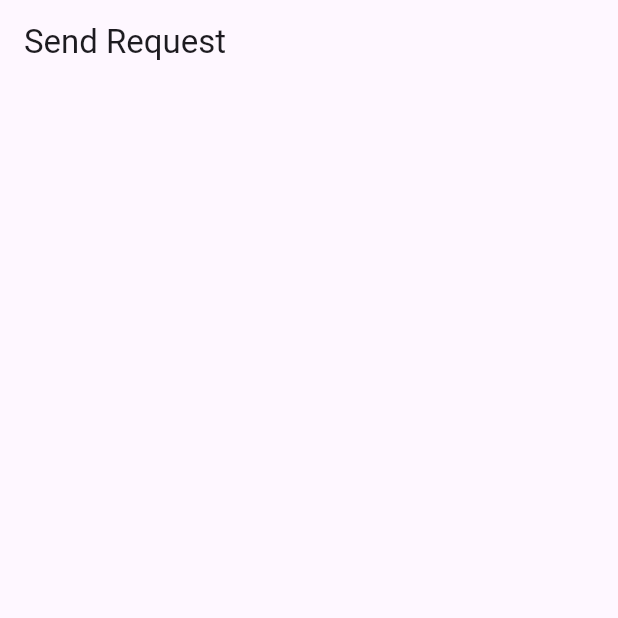
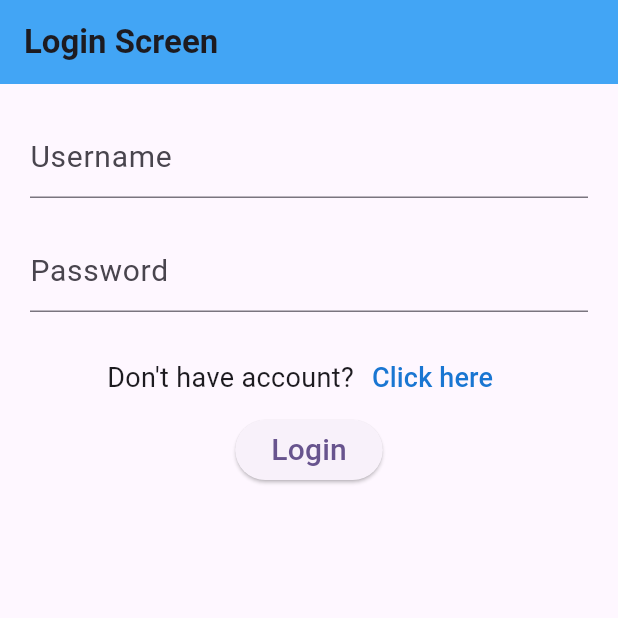
Before and after one commit to hoangchitrung/helpdesk-support-request-management, a Flutter app: the screen it shows after launch, on a phone screen of 412 x 824 dp, the top half of it. Run offline on Flutter 3.47's test engine with Material 3 defaults, Android fonts, the phone set to English and light mode, and no system bars; our stand-ins replace firebase_core; accounts and stored records are empty.

Commit message:
[add] login page just simple version

```diff
--- a/src/lib/main.dart
+++ b/src/lib/main.dart
@@ -1,4 +1,5 @@
 import 'package:flutter/material.dart';
+import 'package:src/screens/auth/login_screen.dart';
 import 'package:src/screens/send_request_screen.dart';
 import 'package:firebase_core/firebase_core.dart';
 import 'firebase_options.dart';
@@ -18,7 +19,7 @@ class MyApp extends StatelessWidget {
     return MaterialApp(
       title: 'Flutter Demo',
       theme: ThemeData(colorScheme: .fromSeed(seedColor: Colors.deepPurple)),
-      home: const SendRequestScreen(),
+      home: const LoginScreen(),
     );
   }
 }
--- /dev/null
+++ b/src/lib/screens/auth/login_screen.dart
@@ -0,0 +1,78 @@
+import 'package:flutter/material.dart';
+import 'package:src/screens/auth/register_screen.dart';
+
+class LoginScreen extends StatefulWidget {
+  const LoginScreen({super.key});
+
+  @override
+  State<LoginScreen> createState() {
+    return _LoginScreenState();
+  }
+}
+
+class _LoginScreenState extends State<LoginScreen> {
+  TextEditingController _usernameInputController = TextEditingController();
+  TextEditingController _passwordInputController = TextEditingController();
+
+  @override
+  void dispose() {
+    _usernameInputController.dispose();
+    super.dispose();
+  }
+
+  @override
+  Widget build(BuildContext context) {
+    return Scaffold(
+      appBar: AppBar(
+        title: Text(
+          "Login Screen",
+          style: TextStyle(fontWeight: FontWeight.bold),
+        ),
+        backgroundColor: Colors.blue[400],
+      ),
+      body: Padding(
+        padding: EdgeInsets.all(20),
+        child: Column(
+          children: [
+            TextField(
+              controller: _usernameInputController,
+              decoration: InputDecoration(
+                label: Text("Username", style: TextStyle(fontSize: 20)),
+              ),
+            ),
+            SizedBox(height: 20),
+            TextField(
+              controller: _passwordInputController,
+              decoration: InputDecoration(
+                label: Text("Password", style: TextStyle(fontSize: 20)),
+              ),
+            ),
+            SizedBox(height: 20),
+            Row(
+              mainAxisAlignment: MainAxisAlignment.center,
+              children: [
+                Text("Don't have account?", style: TextStyle(fontSize: 18)),
+                TextButton(
+                  onPressed: () {
+                    Navigator.push(
+                      context,
+                      MaterialPageRoute(builder: (context) => RegisterScreen()),
+                    );
+                  },
+                  child: Text(
+                    "Click here",
+                    style: TextStyle(fontSize: 18, color: Colors.blue[700]),
+                  ),
+                ),
+              ],
+            ),
+            ElevatedButton(
+              onPressed: () {},
+              child: Text("Login", style: TextStyle(fontSize: 20)),
+            ),
+          ],
+        ),
+      ),
+    );
+  }
+}
```
Also changed, not shown: src/lib/screens/auth/register_screen.dart (added, +23 -0 lines), src/lib/screens/login_screen.dart (deleted).
